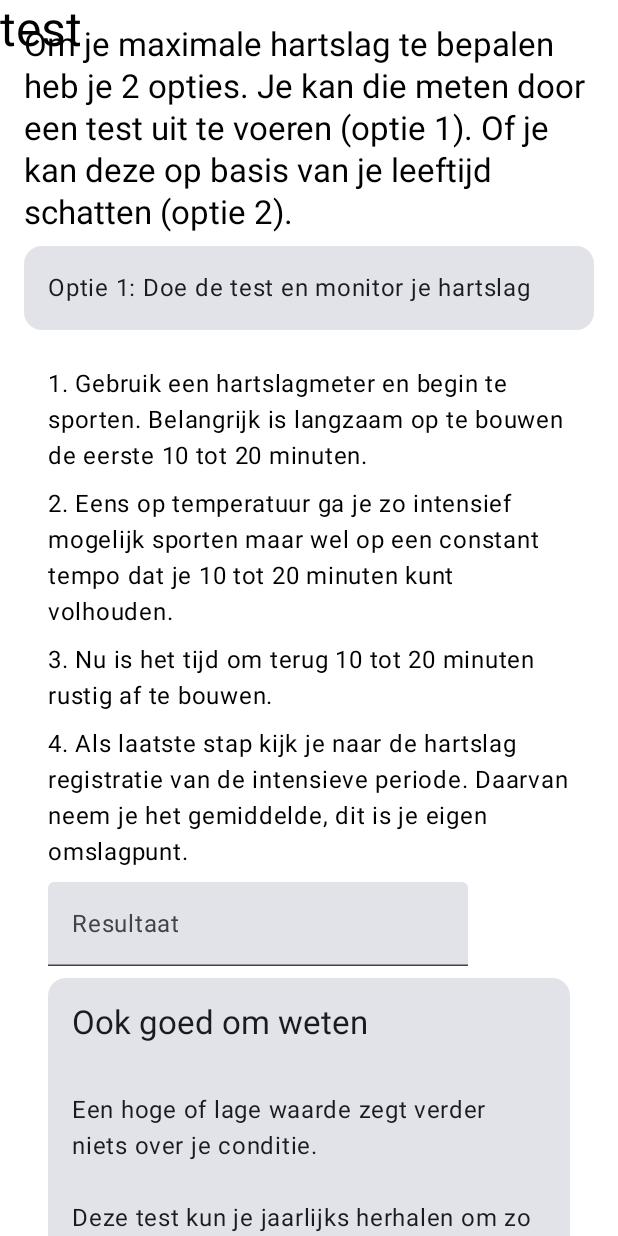
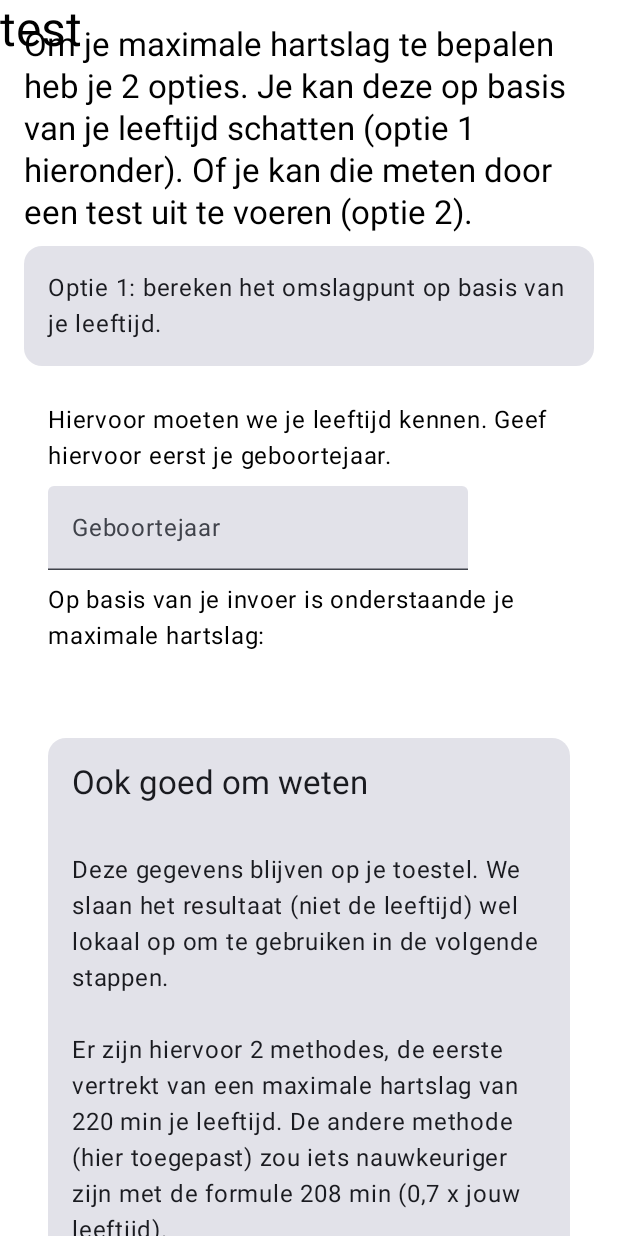
Before and after one commit to hanscappelle/qwik, an Android app built with Jetpack Compose: the @Preview function MaxRateScreenPreview, on a phone screen of 412 x 824 dp. Run offline under Robolectric (Android 15) with nearby library versions, the phone set to English and light mode, and no system bars; 1 statement that could not run was skipped.

Commit message:
swap steps max rate

```diff
--- a/app/src/main/java/be/hcpl/android/sportapp/ui/screen/MaxRateScreen.kt
+++ b/app/src/main/java/be/hcpl/android/sportapp/ui/screen/MaxRateScreen.kt
@@ -46,6 +46,22 @@ fun MaxRateScreen(
         )
         Card(
             modifier = Modifier.fillMaxWidth(),
+            onClick = { onSelectCalculate() },
+        ) {
+            Body(
+                modifier = Modifier.padding(16.dp),
+                text = stringResource(R.string.max_rate_option2),
+            )
+        }
+
+        if (model.calculateVisible)
+            MaxRateCalculateScreen(
+                model = model,
+                onAgeChanged = { value -> onAgeChanged(value) },
+            )
+
+        Card(
+            modifier = Modifier.fillMaxWidth(),
             onClick = { onSelectTest() },
         ) {
             Body(
@@ -60,21 +76,6 @@ fun MaxRateScreen(
                 onMaxChanged = { value -> onMaxChanged(value) },
             )
 
-        Card(
-            modifier = Modifier.fillMaxWidth(),
-            onClick = { onSelectCalculate() },
-        ) {
-            Body(
-                modifier = Modifier.padding(16.dp),
-                text = stringResource(R.string.max_rate_option2),
-            )
-        }
-
-        if (model.calculateVisible)
-            MaxRateCalculateScreen(
-                model = model,
-                onAgeChanged = { value -> onAgeChanged(value) },
-            )
     }
 
 }
@@ -139,7 +140,7 @@ fun MaxRateCalculateScreen(
             value = model.birthYear?.toString() ?: "",
             onValueChange = { year -> onAgeChanged(year) },
             label = {
-                Text(text = stringResource(R.string.label_age))
+                Text(text = stringResource(R.string.label_birth_year))
             }
         )
         Body(
--- a/app/src/main/res/values/strings.xml
+++ b/app/src/main/res/values/strings.xml
@@ -14,18 +14,18 @@
     <string name="title_app">Hartslag Zones</string>
     <string name="description_navigate_back">terug</string>
     <string name="title_hardware_info">Welke Hartslag Monitor</string>
-    <string name="max_rate_intro">Om je maximale hartslag te bepalen heb je 2 opties. Je kan die meten door een test uit te voeren (optie 1). Of je kan deze op basis van je leeftijd schatten (optie 2).</string>
-    <string name="max_rate_option1">Optie 1: Doe de test en monitor je hartslag</string>
+    <string name="max_rate_intro">Om je maximale hartslag te bepalen heb je 2 opties. Je kan deze op basis van je leeftijd schatten (optie 1 hieronder). Of je kan die meten door een test uit te voeren (optie 2). </string>
+    <string name="max_rate_option1">Optie 2: Doe de test en monitor je hartslag</string>
     <string name="max_rate_option1_description1">1. Gebruik een hartslagmeter en begin te sporten. Belangrijk is langzaam op te bouwen de eerste 10 tot 20 minuten.</string>
     <string name="max_rate_option1_description2">2. Eens op temperatuur ga je zo intensief mogelijk sporten maar wel op een constant tempo dat je 10 tot 20 minuten kunt volhouden.</string>
     <string name="max_rate_option1_description3">3. Nu is het tijd om terug 10 tot 20 minuten rustig af te bouwen.</string>
     <string name="max_rate_option1_description4">4. Als laatste stap kijk je naar de hartslag registratie van de intensieve periode. Daarvan neem je het gemiddelde, dit is je eigen omslagpunt.</string>
     <string name="max_rate_option1_extra">Een hoge of lage waarde zegt verder niets over je conditie.\n\nDeze test kun je jaarlijks herhalen om zo je trainingen aan te passen.</string>
     <string name="max_rate_extra_title">Ook goed om weten</string>
-    <string name="max_rate_option2">Optie 2: bereken het omslagpunt op basis van je leeftijd.</string>
+    <string name="max_rate_option2">Optie 1: bereken het omslagpunt op basis van je leeftijd.</string>
     <string name="max_rate_option2_description1">Hiervoor moeten we je leeftijd kennen. Geef hiervoor eerst je geboortejaar.</string>
     <string name="max_rate_option2_extra">Deze gegevens blijven op je toestel. We slaan het resultaat (niet de leeftijd) wel lokaal op om te gebruiken in de volgende stappen.\n\nEr zijn hiervoor 2 methodes, de eerste vertrekt van een maximale hartslag van 220 min je leeftijd. De andere methode (hier toegepast) zou iets nauwkeuriger zijn met de formule 208 min (0,7 x jouw leeftijd). </string>
-    <string name="label_age">Geboortejaar\n</string>
+    <string name="label_birth_year">Geboortejaar</string>
     <string name="max_rate_option2_description_result">Op basis van je invoer is onderstaande je maximale hartslag:</string>
     <string name="label_tested_max_rate">Resultaat</string>
 </resources>
```
